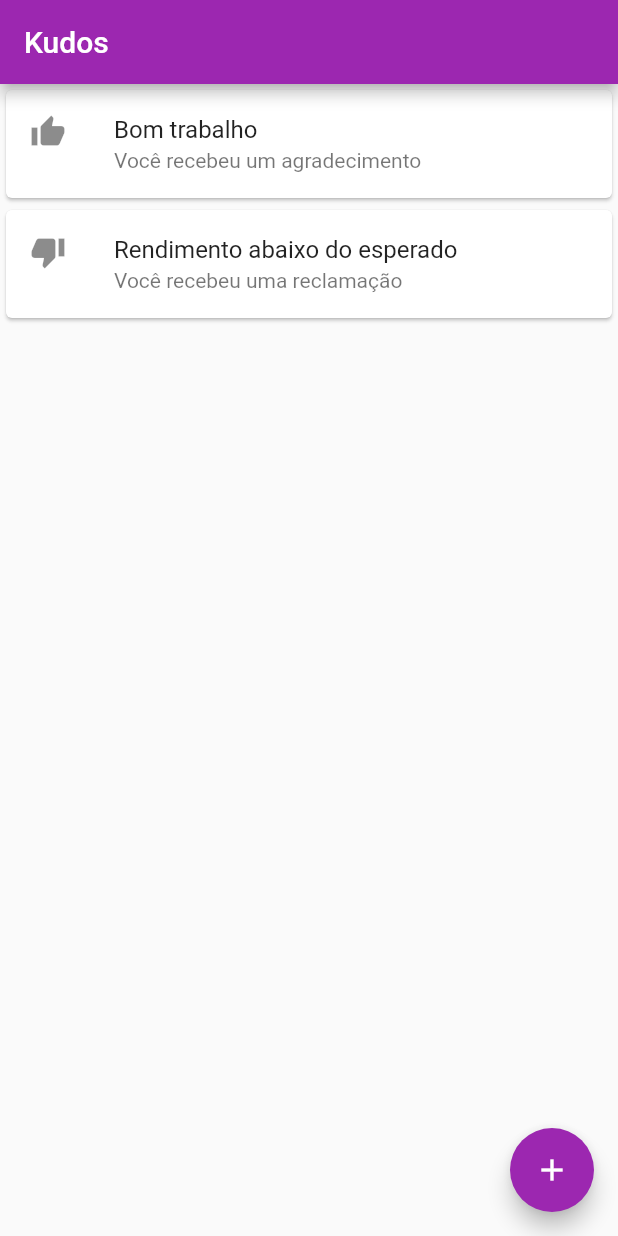
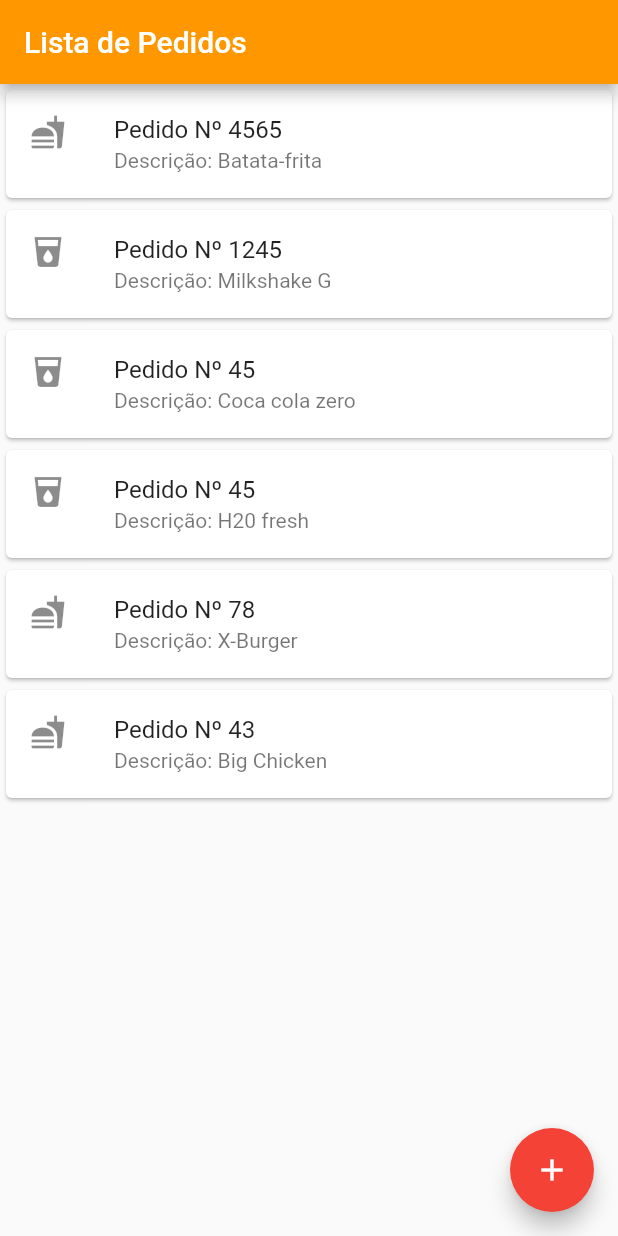
Before and after one commit to lucasmagalhaees/flutter-project, a Flutter app: the screen it shows after launch, on a phone screen of 412 x 824 dp. Run offline on Flutter 3.47's test engine with Material 2 defaults, Android fonts, the phone set to English and light mode, and no system bars.

Commit message:
criacao de app para lista de pedidos

```diff
--- a/lib/main.dart
+++ b/lib/main.dart
@@ -1,16 +1,16 @@
 import 'package:flutter/material.dart';
 
 void main() {
-  runApp(kudos());
+  runApp(Pedidos());
 }
 
-class kudos extends StatelessWidget {
+class Pedidos extends StatelessWidget {
   @override
   Widget build(BuildContext context) {
     return MaterialApp(
       title: 'Flutter Demo',
       theme: ThemeData(
-        primarySwatch: Colors.purple,
+        primarySwatch: Colors.red,
         visualDensity: VisualDensity.adaptivePlatformDensity,
       ),
       home: MyHomePage(title: 'Flutter Demo Home Page'),
@@ -18,23 +18,36 @@ class kudos extends StatelessWidget {
   }
 }
 
-class listaKudos extends StatelessWidget {
+class ListaKudos extends StatelessWidget {
   @override
   Widget build(BuildContext context) {
     return Column(children: [
-      Card(
-          child: ListTile(
-        leading: Icon(Icons.thumb_up),
-        title: Text('Bom trabalho'),
-        subtitle: Text('Você recebeu um agradecimento'),
-      )),
-      Card(
-          child: ListTile(
-        leading: Icon(Icons.thumb_down),
-        title: Text('Rendimento abaixo do esperado'),
-        subtitle: Text('Você recebeu uma reclamação'),
-      )),
+      Item('4565', 'Batata-frita', true),
+      Item('1245', 'Milkshake G', false),
+      Item('45', 'Coca cola zero', false),
+      Item('45', 'H20 fresh', false),
+      Item('78', 'X-Burger', true),
+      Item('43', 'Big Chicken', true),
     ]);
+  }
+}
+
+class Item extends StatelessWidget {
+  final String titulo;
+  final String mensagem;
+  final bool isFood;
+
+  Item(this.titulo, this.mensagem, this.isFood);
+
+  @override
+  Widget build(BuildContext context) {
+    return Card(
+      child: ListTile(
+        leading: Icon(isFood ? Icons.fastfood : Icons.local_drink),
+        title: Text("Pedido Nº " + this.titulo),
+        subtitle: Text("Descrição: " + this.mensagem),
+      ),
+    );
   }
 }
 
@@ -54,10 +67,10 @@ class _MyHomePageState extends State<MyHomePage> {
   @override
   Widget build(BuildContext context) {
     return Scaffold(
-      body: listaKudos(),
+      body: ListaKudos(),
       appBar: new AppBar(
-        backgroundColor: Colors.purple,
-        title: Text('Kudos'),
+        backgroundColor: Colors.orange,
+        title: Text('Lista de Pedidos'),
       ),
       floatingActionButton: Row(
         mainAxisAlignment: MainAxisAlignment.end,
```
